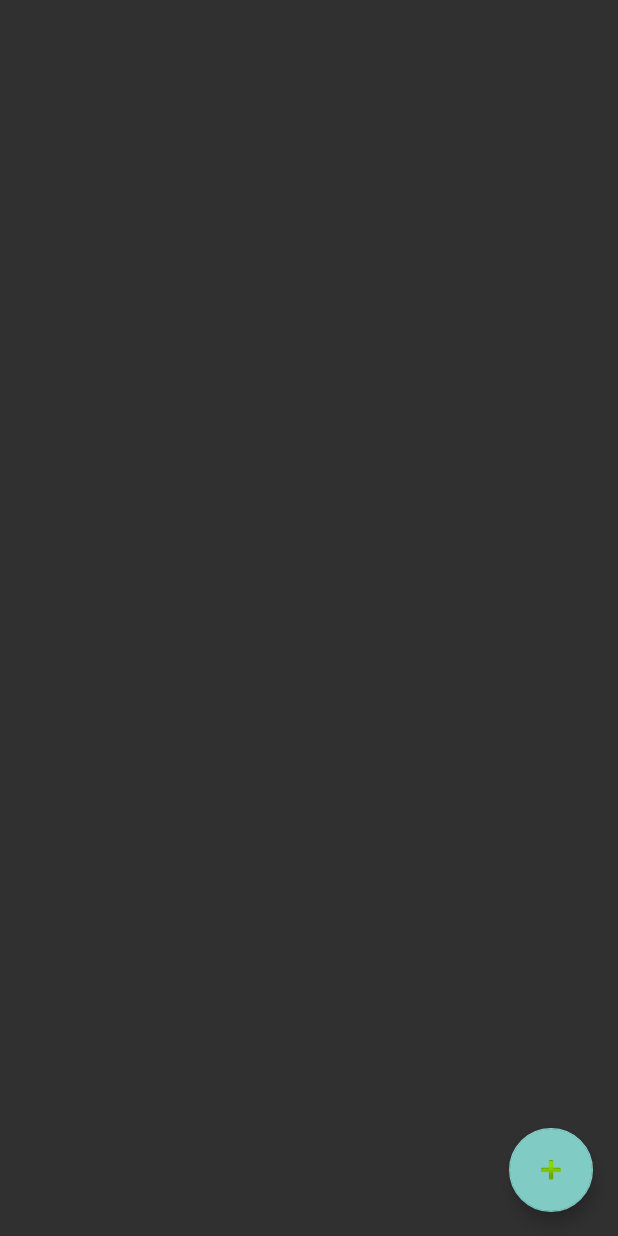
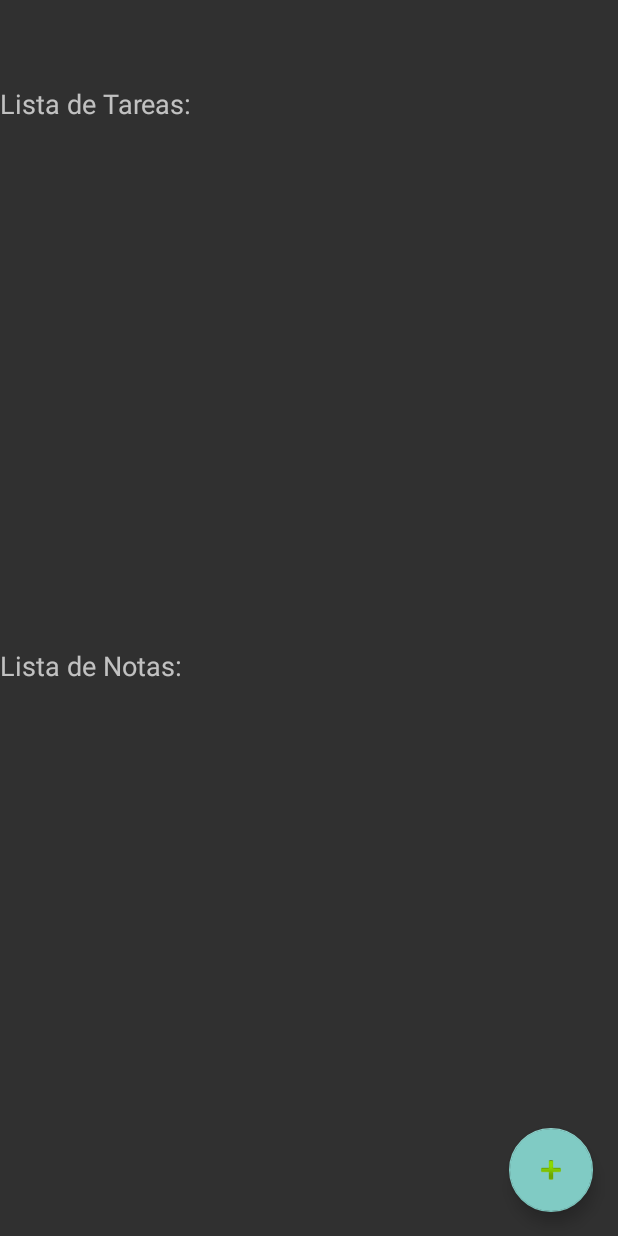
Before and after one commit to fxvr15vasquez/Proyecto02, an Android app: the MateriaActivity screen opened directly, with no data from a screen before it, on a phone screen of 412 x 824 dp. Run offline under Robolectric (Android 15) with nearby library versions, the phone set to English and light mode, and no system bars; 2 statements that could not run were skipped.

Commit message:
editar materia y tarea

```diff
--- a/app/src/main/AndroidManifest.xml
+++ b/app/src/main/AndroidManifest.xml
@@ -14,7 +14,9 @@
         android:roundIcon="@mipmap/ic_launcher_round"
         android:supportsRtl="true"
         android:theme="@style/Theme.AppCompat.NoActionBar">
-        <activity android:name=".MateriaActivity"></activity>
+        <activity android:name=".EditarMateria"></activity>
+        <activity android:name=".EditarTarea" />
+        <activity android:name=".MateriaActivity" />
         <activity
             android:name=".InicioActivity"
             android:label="@string/title_activity_inicio"
--- a/app/src/main/java/com/example/proyecto02/MateriaActivity.java
+++ b/app/src/main/java/com/example/proyecto02/MateriaActivity.java
@@ -45,11 +45,10 @@ public class MateriaActivity extends AppCompatActivity implements View.OnClickLi
         if(tarDB.selecTars(id_user,this) != null){
             listTar= tarDB.selecTarMat(id_mat,this);
             listatareas.setAdapter(new AdaptadorTarea(this,listTar));
-            listatareas.setOnItemLongClickListener(new AdapterView.OnItemLongClickListener() {
+            listatareas.setOnItemClickListener(new AdapterView.OnItemClickListener() {
                 @Override
-                public boolean onItemLongClick(AdapterView<?> parent, View view, int position, long id) {
+                public void onItemClick(AdapterView<?> parent, View view, int position, long id) {
 
-                    return false;
                 }
             });
         }
@@ -73,8 +72,6 @@ public class MateriaActivity extends AppCompatActivity implements View.OnClickLi
 
                 break;
             case R.id.btnregis:
-                Intent ingretar  = new Intent(MateriaActivity.this, IngresoTarea.class);
-                startActivity(ingretar);
                 break;
             case R.id.btnSca:
 
--- a/app/src/main/java/com/example/proyecto02/ui/gallery/GalleryFragment.java
+++ b/app/src/main/java/com/example/proyecto02/ui/gallery/GalleryFragment.java
@@ -45,14 +45,13 @@ public class GalleryFragment extends Fragment {
         if(conecta.listaMaterias(id_usu,getContext()) != null){
             listMat = conecta.listaMaterias(id_usu,getContext());
             listaMaterias.setAdapter(new AdaptadorMateria(getContext(),listMat));
-            listaMaterias.setOnItemLongClickListener(new AdapterView.OnItemLongClickListener() {
+            listaMaterias.setOnItemClickListener(new AdapterView.OnItemClickListener() {
                 @Override
-                public boolean onItemLongClick(AdapterView<?> parent, View view, int position, long id) {
+                public void onItemClick(AdapterView<?> parent, View view, int position, long id) {
                     Intent inttarea  = new Intent(getContext(), MateriaActivity.class);
                     inttarea.putExtra("mat_id",listMat.get(position).getMat_id());
                     inttarea.putExtra("mat_nomb",listMat.get(position).getMat_nombre());
                     startActivity(inttarea);
-                    return false;
                 }
             });
         }
--- a/app/src/main/res/layout/activity_materia.xml
+++ b/app/src/main/res/layout/activity_materia.xml
@@ -18,12 +18,12 @@
 
     <ListView
         android:id="@+id/listTareas"
-        android:layout_width="382dp"
-        android:layout_height="683dp"
+        android:layout_width="383dp"
+        android:layout_height="302dp"
+        android:layout_marginTop="24dp"
         app:layout_constraintEnd_toEndOf="parent"
-        app:layout_constraintHorizontal_bias="0.428"
         app:layout_constraintStart_toStartOf="parent"
-        app:layout_constraintTop_toBottomOf="@+id/txtMatnomb">
+        app:layout_constraintTop_toBottomOf="@+id/textView">
 
 
     </ListView>
@@ -39,4 +39,37 @@
         app:layout_constraintHorizontal_bias="0.954"
         app:layout_constraintStart_toStartOf="parent"
         app:srcCompat="@android:drawable/ic_input_add" />
+
+    <TextView
+        android:id="@+id/textView"
+        android:layout_width="match_parent"
+        android:layout_height="wrap_content"
+        android:layout_marginTop="24dp"
+        android:text="Lista de Tareas:"
+        android:textSize="18sp"
+        app:layout_constraintEnd_toEndOf="parent"
+        app:layout_constraintHorizontal_bias="0.0"
+        app:layout_constraintStart_toStartOf="parent"
+        app:layout_constraintTop_toBottomOf="@+id/txtMatnomb" />
+
+    <TextView
+        android:id="@+id/textView12"
+        android:layout_width="match_parent"
+        android:layout_height="wrap_content"
+        android:layout_marginTop="24dp"
+        android:text="Lista de Notas:"
+        android:textSize="18sp"
+        app:layout_constraintEnd_toEndOf="parent"
+        app:layout_constraintHorizontal_bias="0.0"
+        app:layout_constraintStart_toStartOf="parent"
+        app:layout_constraintTop_toBottomOf="@+id/listTareas" />
+
+    <ListView
+        android:layout_width="383dp"
+        android:layout_height="207dp"
+        android:layout_marginTop="24dp"
+        app:layout_constraintEnd_toEndOf="parent"
+        app:layout_constraintHorizontal_bias="0.571"
+        app:layout_constraintStart_toStartOf="parent"
+        app:layout_constraintTop_toBottomOf="@+id/textView12" />
 </androidx.constraintlayout.widget.ConstraintLayout>
--- a/app/src/main/res/layout/listadematerias.xml
+++ b/app/src/main/res/layout/listadematerias.xml
@@ -53,7 +53,7 @@
     <ImageView
         android:id="@+id/imageView2"
         android:layout_width="54dp"
-        android:layout_height="76dp"
+        android:layout_height="111dp"
         android:layout_marginStart="4dp"
         android:layout_marginLeft="4dp"
         android:background="@drawable/common_google_signin_btn_icon_dark_normal_background"
```
Also changed, not shown: app/src/main/java/com/example/proyecto02/EditarMateria.java (added, +14 -0 lines), app/src/main/java/com/example/proyecto02/EditarTarea.java (added, +14 -0 lines), app/src/main/java/com/example/proyecto02/modeloDB/tareaDB.java (+25 -0 lines), app/src/main/java/com/example/proyecto02/ui/home/HomeFragment.java (+34 -0 lines), app/src/main/res/layout/activity_editar_materia.xml (added, +9 -0 lines), app/src/main/res/layout/activity_editar_tarea.xml (added, +9 -0 lines), app/src/main/res/layout/fragment_home.xml (+12 -1 lines), app/src/main/res/layout/listadetareas.xml (+9 -7 lines), 2 other files.
